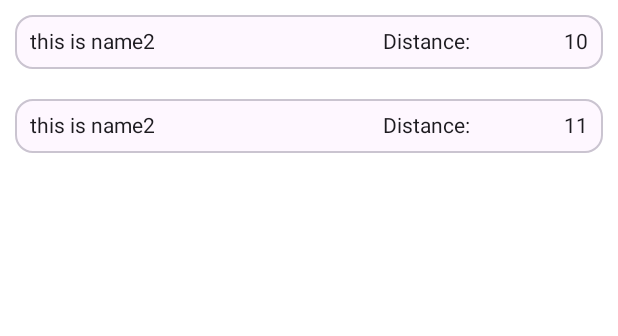
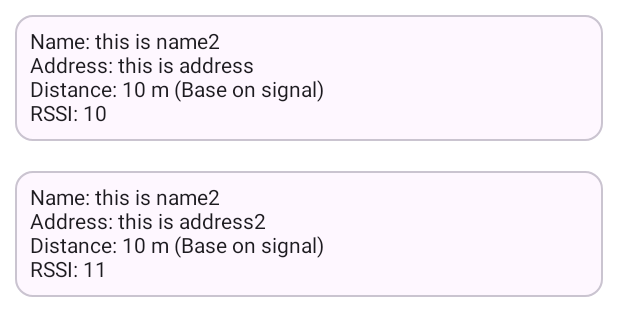
Before and after one commit to jchodev/ble-scanner, an Android app built with Jetpack Compose: the @Preview function DevicesListPreview, on a phone screen of 412 x 824 dp. Shown: the top 336 px of the screen. Run offline under Robolectric (Android 15) with nearby library versions, the phone set to English and light mode, and no system bars.

Commit message:
change list item

```diff
--- a/features/bluetooth/src/main/java/com/jerry/blescanner/features/bluetooth/data/mapper/BluetoothDeviceMapper.kt
+++ b/features/bluetooth/src/main/java/com/jerry/blescanner/features/bluetooth/data/mapper/BluetoothDeviceMapper.kt
@@ -11,7 +11,7 @@ fun BluetoothDevice.toBluetoothDeviceDomain(rssi: Int): BluetoothDeviceDomain {
     return BluetoothDeviceDomain(
         name = name,
         address = address,
-        rssi = mutableStateOf(rssi),
+        rssi = rssi,
         distance = calculateDistance(rssi)
     )
 }
--- a/features/bluetooth/src/main/java/com/jerry/blescanner/features/bluetooth/domain/BluetoothDeviceDomain.kt
+++ b/features/bluetooth/src/main/java/com/jerry/blescanner/features/bluetooth/domain/BluetoothDeviceDomain.kt
@@ -10,7 +10,7 @@ data class BluetoothDeviceDomain(
     val name: String?,
     val address: String,
     var distance: String,
-    var rssi: MutableState<Int>
+    var rssi: Int
 )
 
 data class BluetoothDeviceDomain3(
--- a/features/bluetooth/src/main/java/com/jerry/blescanner/features/bluetooth/presentation/components/BottomAreaCompose.kt
+++ b/features/bluetooth/src/main/java/com/jerry/blescanner/features/bluetooth/presentation/components/BottomAreaCompose.kt
@@ -51,6 +51,7 @@ fun BottomAreaCompose(
         is BottomViewState.Scanning -> {
             //Text(text = "Scanning")
             ScanningCompose(stopScan = stopScan)
+            //ScanningAnimation()
         }
     }
 }
--- a/features/bluetooth/src/main/java/com/jerry/blescanner/features/bluetooth/presentation/components/ScannedListCompose.kt
+++ b/features/bluetooth/src/main/java/com/jerry/blescanner/features/bluetooth/presentation/components/ScannedListCompose.kt
@@ -3,10 +3,12 @@ package com.jerry.blescanner.features.bluetooth.presentation.components
 import android.annotation.SuppressLint
 import androidx.compose.foundation.layout.Arrangement
 import androidx.compose.foundation.layout.Box
+import androidx.compose.foundation.layout.Column
 import androidx.compose.foundation.layout.Row
 import androidx.compose.foundation.layout.fillMaxSize
 import androidx.compose.foundation.layout.fillMaxWidth
 import androidx.compose.foundation.layout.padding
+import androidx.compose.foundation.layout.width
 import androidx.compose.foundation.lazy.LazyColumn
 import androidx.compose.foundation.lazy.items
 import androidx.compose.material3.OutlinedCard
@@ -39,37 +41,21 @@ fun DevicesItem(
     device: BluetoothDeviceDomain
 ) {
     OutlinedCard(
-        modifier = Modifier.padding(10.dp)
+        modifier = Modifier
+            .fillMaxWidth()
+            .padding(10.dp)
+
     ) {
-        Row(
-            modifier = Modifier.fillMaxWidth().padding(10.dp)
-        ) {
-            Box(
-                modifier = Modifier
-                    .weight(6f, true)
-            ) {
-                Text(
-                    text = device.name ?: device.address,
-                )
-            }
-            Box(
-                modifier = Modifier
-                    .weight(2f, true)
-            ) {
-                Text(
-                    text = "Distance: ",
-                )
-            }
-            Row(
-                modifier = Modifier
-                    .weight(1.5f, true),
-                horizontalArrangement = Arrangement.End
-            ) {
-                Text(
-                    text = device.rssi.value.toString(),
-                )
-            }
+
+        Column(modifier = Modifier
+            .fillMaxSize()
+            .padding(10.dp)) {
+            Text(text = "Name: ${device.name}")
+            Text(text = "Address: ${device.address}")
+            Text(text = "Distance: ${device.distance} (Base on signal)")
+            Text(text = "RSSI: ${device.rssi}")
         }
+
     }
 }
 
@@ -82,7 +68,7 @@ private fun DevicesItemPreview(){
             name = "this is name",
             address = "this is address",
             distance = "10 m",
-            rssi = mutableStateOf(10)
+            rssi = 10
         )
     )
 }
@@ -99,13 +85,13 @@ private fun DevicesListPreview(){
                 name = "this is name2",
                 address = "this is address",
                 distance = "10 m",
-                rssi = mutableStateOf(10)
+                rssi = 10
             ),
             BluetoothDeviceDomain(
                 name = "this is name2",
                 address = "this is address2",
                 distance = "10 m",
-                rssi = mutableStateOf(11)
+                rssi =11
             )
         )
     )
```
Also changed, not shown: features/bluetooth/src/main/java/com/jerry/blescanner/features/bluetooth/presentation/BluetoothActivity.kt (+18 -4 lines), features/bluetooth/src/main/java/com/jerry/blescanner/features/bluetooth/presentation/components/ScanningAnimation.kt (added, +55 -0 lines).
